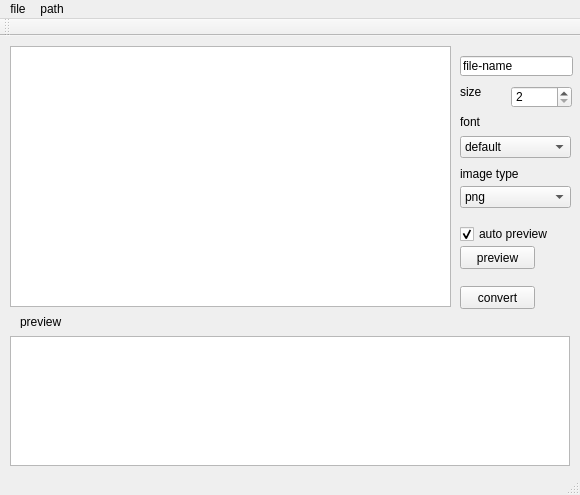
This is texEquation/mainwindow.ui in chinoneeru/TexEq2Image as Qt 5 draws it before an edit. The edited form follows.
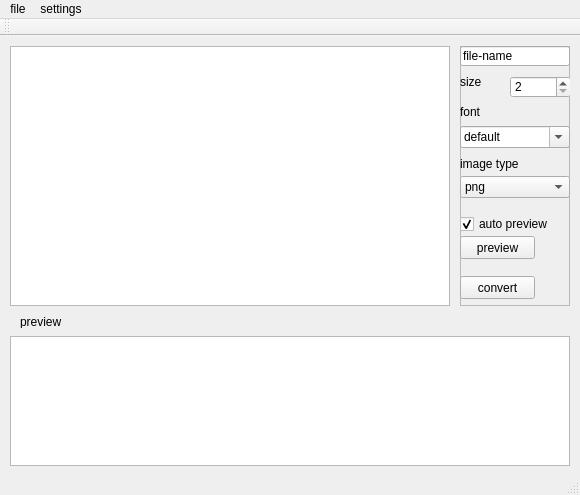
This is the edited form. Custom widgets are drawn as their Qt base class.

Commit message: image-format was limitted to .eps or .png for simplification. font setting enabled.

What changed in the file:
```diff
--- a/texEquation/mainwindow.ui
+++ b/texEquation/mainwindow.ui
@@ -37,8 +37,8 @@
      <rect>
       <x>10</x>
       <y>10</y>
-      <width>441</width>
-      <height>261</height>
+      <width>440</width>
+      <height>260</height>
      </rect>
     </property>
     <property name="font">
@@ -51,137 +51,6 @@
      <bool>false</bool>
     </property>
    </widget>
-   <widget class="QPushButton" name="pushButtonConvert">
-    <property name="geometry">
-     <rect>
-      <x>460</x>
-      <y>250</y>
-      <width>75</width>
-      <height>23</height>
-     </rect>
-    </property>
-    <property name="text">
-     <string>convert</string>
-    </property>
-   </widget>
-   <widget class="QLineEdit" name="lineEditName">
-    <property name="geometry">
-     <rect>
-      <x>460</x>
-      <y>20</y>
-      <width>113</width>
-      <height>20</height>
-     </rect>
-    </property>
-    <property name="text">
-     <string>file-name</string>
-    </property>
-   </widget>
-   <widget class="QSpinBox" name="spinBoxMagnitude">
-    <property name="geometry">
-     <rect>
-      <x>511</x>
-      <y>50</y>
-      <width>61</width>
-      <height>22</height>
-     </rect>
-    </property>
-    <property name="minimum">
-     <number>2</number>
-    </property>
-    <property name="maximum">
-     <number>20</number>
-    </property>
-   </widget>
-   <widget class="QLabel" name="label">
-    <property name="geometry">
-     <rect>
-      <x>460</x>
-      <y>50</y>
-      <width>50</width>
-      <height>12</height>
-     </rect>
-    </property>
-    <property name="text">
-     <string>size</string>
-    </property>
-   </widget>
-   <widget class="QComboBox" name="comboBoxFont">
-    <property name="geometry">
-     <rect>
-      <x>460</x>
-      <y>100</y>
-      <width>111</width>
-      <height>22</height>
-     </rect>
-    </property>
-    <item>
-     <property name="text">
-      <string>default</string>
-     </property>
-    </item>
-    <item>
-     <property name="text">
-      <string>arev</string>
-     </property>
-    </item>
-    <item>
-     <property name="text">
-      <string>fourier</string>
-     </property>
-    </item>
-   </widget>
-   <widget class="QLabel" name="label_2">
-    <property name="geometry">
-     <rect>
-      <x>460</x>
-      <y>80</y>
-      <width>50</width>
-      <height>12</height>
-     </rect>
-    </property>
-    <property name="text">
-     <string>font</string>
-    </property>
-   </widget>
-   <widget class="QComboBox" name="comboBoxImageType">
-    <property name="geometry">
-     <rect>
-      <x>460</x>
-      <y>150</y>
-      <width>111</width>
-      <height>22</height>
-     </rect>
-    </property>
-    <item>
-     <property name="text">
-      <string>png</string>
-     </property>
-    </item>
-    <item>
-     <property name="text">
-      <string>jpg</string>
-     </property>
-    </item>
-    <item>
-     <property name="text">
-      <string>tif</string>
-     </property>
-    </item>
-   </widget>
-   <widget class="QLabel" name="label_3">
-    <property name="geometry">
-     <rect>
-      <x>460</x>
-      <y>130</y>
-      <width>61</width>
-      <height>16</height>
-     </rect>
-    </property>
-    <property name="text">
-     <string>image type</string>
-    </property>
-   </widget>
    <widget class="QGraphicsView" name="graphicsViewPreview">
     <property name="geometry">
      <rect>
@@ -205,34 +74,175 @@
      <string>preview</string>
     </property>
    </widget>
-   <widget class="QPushButton" name="pushButtonPreview">
+   <widget class="QFrame" name="frame">
     <property name="geometry">
      <rect>
       <x>460</x>
-      <y>210</y>
-      <width>75</width>
-      <height>23</height>
+      <y>10</y>
+      <width>110</width>
+      <height>260</height>
      </rect>
     </property>
-    <property name="text">
-     <string>preview</string>
+    <property name="sizePolicy">
+     <sizepolicy hsizetype="Expanding" vsizetype="Expanding">
+      <horstretch>0</horstretch>
+      <verstretch>0</verstretch>
+     </sizepolicy>
     </property>
-   </widget>
-   <widget class="QCheckBox" name="checkBoxAutoPreview">
-    <property name="geometry">
-     <rect>
-      <x>460</x>
-      <y>190</y>
-      <width>91</width>
-      <height>16</height>
-     </rect>
+    <property name="frameShape">
+     <enum>QFrame::StyledPanel</enum>
     </property>
-    <property name="text">
-     <string>auto preview</string>
+    <property name="frameShadow">
+     <enum>QFrame::Raised</enum>
     </property>
-    <property name="checked">
-     <bool>true</bool>
-    </property>
+    <widget class="QCheckBox" name="checkBoxAutoPreview">
+     <property name="geometry">
+      <rect>
+       <x>0</x>
+       <y>170</y>
+       <width>91</width>
+       <height>16</height>
+      </rect>
+     </property>
+     <property name="text">
+      <string>auto preview</string>
+     </property>
+     <property name="checked">
+      <bool>true</bool>
+     </property>
+    </widget>
+    <widget class="QPushButton" name="pushButtonConvert">
+     <property name="geometry">
+      <rect>
+       <x>0</x>
+       <y>230</y>
+       <width>75</width>
+       <height>23</height>
+      </rect>
+     </property>
+     <property name="text">
+      <string>convert</string>
+     </property>
+    </widget>
+    <widget class="QComboBox" name="comboBoxFont">
+     <property name="geometry">
+      <rect>
+       <x>0</x>
+       <y>80</y>
+       <width>110</width>
+       <height>22</height>
+      </rect>
+     </property>
+     <property name="editable">
+      <bool>true</bool>
+     </property>
+     <item>
+      <property name="text">
+       <string>default</string>
+      </property>
+     </item>
+    </widget>
+    <widget class="QLabel" name="label">
+     <property name="geometry">
+      <rect>
+       <x>0</x>
+       <y>30</y>
+       <width>50</width>
+       <height>12</height>
+      </rect>
+     </property>
+     <property name="text">
+      <string>size</string>
+     </property>
+    </widget>
+    <widget class="QComboBox" name="comboBoxImageType">
+     <property name="geometry">
+      <rect>
+       <x>0</x>
+       <y>130</y>
+       <width>110</width>
+       <height>22</height>
+      </rect>
+     </property>
+     <item>
+      <property name="text">
+       <string>png</string>
+      </property>
+     </item>
+     <item>
+      <property name="text">
+       <string>eps</string>
+      </property>
+     </item>
+    </widget>
+    <widget class="QSpinBox" name="spinBoxMagnitude">
+     <property name="geometry">
+      <rect>
+       <x>50</x>
+       <y>30</y>
+       <width>61</width>
+       <height>22</height>
+      </rect>
+     </property>
+     <property name="minimum">
+      <number>2</number>
+     </property>
+     <property name="maximum">
+      <number>20</number>
+     </property>
+    </widget>
+    <widget class="QLabel" name="label_2">
+     <property name="geometry">
+      <rect>
+       <x>0</x>
+       <y>60</y>
+       <width>50</width>
+       <height>12</height>
+      </rect>
+     </property>
+     <property name="text">
+      <string>font</string>
+     </property>
+    </widget>
+    <widget class="QPushButton" name="pushButtonPreview">
+     <property name="geometry">
+      <rect>
+       <x>0</x>
+       <y>190</y>
+       <width>75</width>
+       <height>23</height>
+      </rect>
+     </property>
+     <property name="text">
+      <string>preview</string>
+     </property>
+    </widget>
+    <widget class="QLabel" name="label_3">
+     <property name="geometry">
+      <rect>
+       <x>0</x>
+       <y>110</y>
+       <width>61</width>
+       <height>16</height>
+      </rect>
+     </property>
+     <property name="text">
+      <string>image type</string>
+     </property>
+    </widget>
+    <widget class="QLineEdit" name="lineEditName">
+     <property name="geometry">
+      <rect>
+       <x>0</x>
+       <y>0</y>
+       <width>110</width>
+       <height>20</height>
+      </rect>
+     </property>
+     <property name="text">
+      <string>file-name</string>
+     </property>
+    </widget>
    </widget>
   </widget>
   <widget class="QMenuBar" name="menuBar">
@@ -253,7 +263,7 @@
    </widget>
    <widget class="QMenu" name="menuPath">
     <property name="title">
-     <string>path</string>
+     <string>settings</string>
     </property>
     <addaction name="actionPlatex"/>
     <addaction name="actionDvips"/>
```
Left out of the diff: 34 changed lines with no effect on the pictures. The commit also changes 4 other files.
